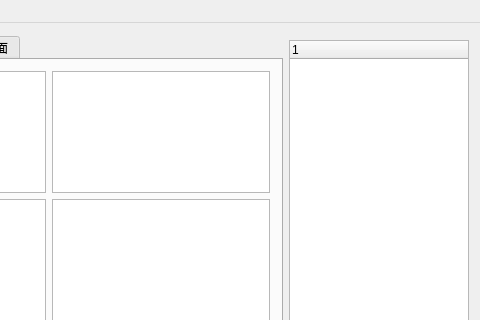
This is mainwindow.ui in qweip/prj1118 as Qt 5 draws it before an edit; both pictures show x 212 to 692 and y 0 to 320 of the 692 by 423 pixel window. The edited form follows.
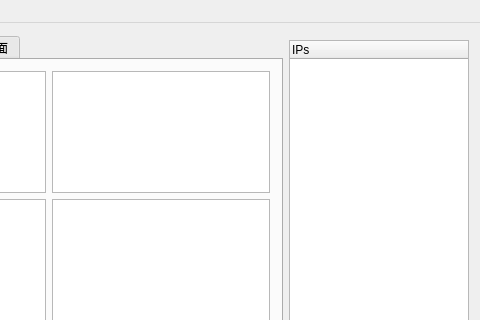
This is the edited form. The open tabs and pages were chosen to show the change.

Commit message: UI IP handle

The edit to the form file:
```diff
--- a/mainwindow.ui
+++ b/mainwindow.ui
@@ -232,7 +232,7 @@
      <widget class="QTreeWidget" name="treeWidget">
       <column>
        <property name="text">
-        <string notr="true">1</string>
+        <string notr="true">IPs</string>
        </property>
       </column>
      </widget>
```
Left out of the diff: 20 changed lines with no effect on the pictures. The commit also changes 7 other files.
